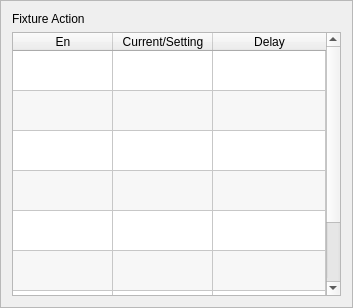
Old version of the form hcinstruction/ichcfixturepage.ui in the repository dongdong-2009/3-5AxisRobot.
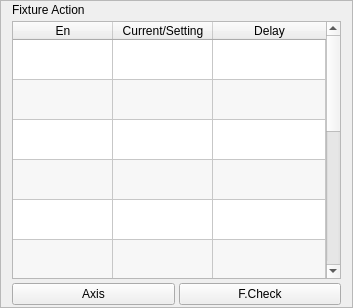
New version of the form. Icons and pictures are not drawn. Custom widgets are drawn as their Qt base class.

Patch:
```diff
--- a/hcinstruction/ichcfixturepage.ui
+++ b/hcinstruction/ichcfixturepage.ui
@@ -20,6 +20,15 @@
    <enum>QFrame::Raised</enum>
   </property>
   <layout class="QVBoxLayout" name="verticalLayout">
+   <property name="spacing">
+    <number>4</number>
+   </property>
+   <property name="topMargin">
+    <number>2</number>
+   </property>
+   <property name="bottomMargin">
+    <number>2</number>
+   </property>
    <item>
     <widget class="QLabel" name="label">
      <property name="text">
@@ -151,6 +160,26 @@
        <string>Sucker4</string>
       </property>
      </row>
+     <row>
+      <property name="text">
+       <string>Sucker5</string>
+      </property>
+     </row>
+     <row>
+      <property name="text">
+       <string>Sucker6</string>
+      </property>
+     </row>
+     <row>
+      <property name="text">
+       <string>Sucker7</string>
+      </property>
+     </row>
+     <row>
+      <property name="text">
+       <string>Sucker8</string>
+      </property>
+     </row>
      <column>
       <property name="text">
        <string>En</string>
@@ -254,17 +283,61 @@
       </property>
      </item>
      <item row="6" column="0">
+      <property name="text">
+       <string/>
+      </property>
       <property name="checkState">
        <enum>Unchecked</enum>
       </property>
      </item>
      <item row="7" column="0">
+      <property name="text">
+       <string/>
+      </property>
+      <property name="checkState">
+       <enum>Unchecked</enum>
+      </property>
+     </item>
+     <item row="8" column="0">
+      <property name="checkState">
+       <enum>Unchecked</enum>
+      </property>
+     </item>
+     <item row="9" column="0">
+      <property name="checkState">
+       <enum>Unchecked</enum>
+      </property>
+     </item>
+     <item row="10" column="0">
+      <property name="checkState">
+       <enum>Unchecked</enum>
+      </property>
+     </item>
+     <item row="11" column="0">
       <property name="checkState">
        <enum>Unchecked</enum>
       </property>
      </item>
     </widget>
    </item>
+   <item>
+    <layout class="QHBoxLayout" name="horizontalLayout">
+     <item>
+      <widget class="QPushButton" name="goToAxis">
+       <property name="text">
+        <string>Axis</string>
+       </property>
+      </widget>
+     </item>
+     <item>
+      <widget class="QPushButton" name="goToFCheck">
+       <property name="text">
+        <string>F.Check</string>
+       </property>
+      </widget>
+     </item>
+    </layout>
+   </item>
   </layout>
  </widget>
  <customwidgets>
```
